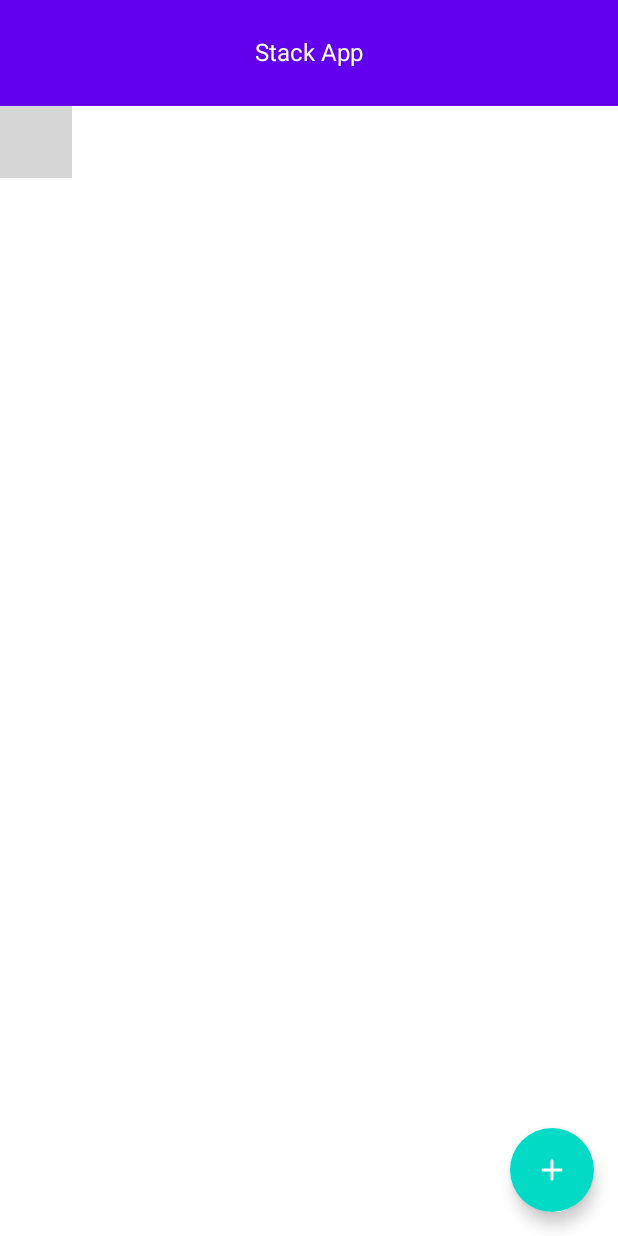
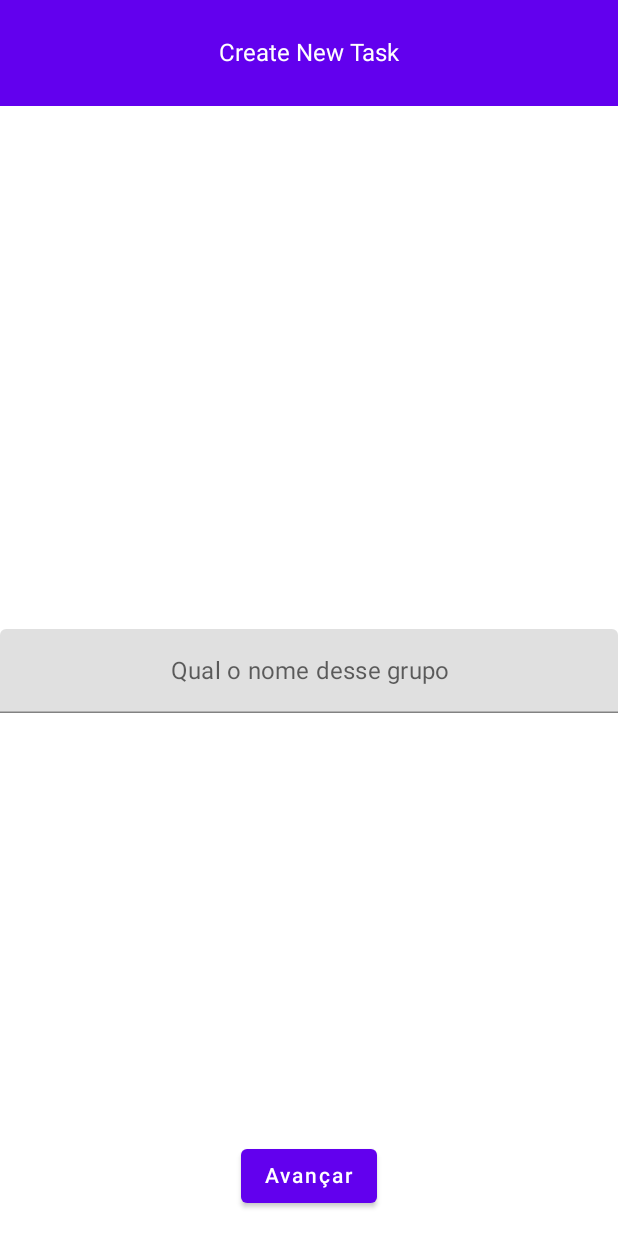
Before and after one commit to IsaqueCoelho/SimpleToDoList, an Android app built with Jetpack Compose: the screen it shows after launch (MainActivity), after a tap on "Add Button", on a phone screen of 412 x 824 dp. Run offline under Robolectric (Android 15) with nearby library versions, the phone set to English and light mode, and no system bars; 1 statement that could not run was skipped; grey boxes are pictures that could not be loaded.

Commit message:
task: Implementation Navigation from home scaffold to NewTask Scaffold

```diff
--- a/app/build.gradle
+++ b/app/build.gradle
@@ -58,7 +58,10 @@ dependencies {
     implementation "androidx.compose.ui:ui-tooling-preview:$compose_version"
     implementation 'androidx.lifecycle:lifecycle-runtime-ktx:2.3.1'
     implementation 'androidx.activity:activity-compose:1.3.1'
-    implementation 'com.google.firebase:firebase-firestore:21.4.0'
+    implementation 'com.google.firebase:firebase-firestore:23.0.4'
+
+    implementation "androidx.navigation:navigation-compose:2.4.0-alpha10"
+
     testImplementation 'junit:junit:4.+'
     androidTestImplementation 'androidx.test.ext:junit:1.1.3'
     androidTestImplementation 'androidx.test.espresso:espresso-core:3.4.0'
--- a/app/src/main/java/com/studio/sevenapp/todolist/MainActivity.kt
+++ b/app/src/main/java/com/studio/sevenapp/todolist/MainActivity.kt
@@ -1,7 +1,6 @@
 package com.studio.sevenapp.todolist
 
 import android.os.Bundle
-import android.util.Log
 import androidx.activity.ComponentActivity
 import androidx.activity.compose.setContent
 import androidx.compose.foundation.ExperimentalFoundationApi
@@ -18,7 +17,12 @@ import androidx.compose.ui.graphics.Color
 import androidx.compose.ui.text.style.TextAlign
 import androidx.compose.ui.tooling.preview.Preview
 import androidx.compose.ui.unit.dp
+import androidx.navigation.NavHostController
+import androidx.navigation.compose.NavHost
+import androidx.navigation.compose.composable
+import androidx.navigation.compose.rememberNavController
 import com.studio.sevenapp.todolist.components.GridViewComponent
+import com.studio.sevenapp.todolist.components.NewTaskForm
 import com.studio.sevenapp.todolist.ui.theme.TODoListTheme
 
 class MainActivity : ComponentActivity() {
@@ -27,8 +31,15 @@ class MainActivity : ComponentActivity() {
         super.onCreate(savedInstanceState)
         setContent {
             TODoListTheme {
-                // A surface container using the 'background' color from the theme
-                ScaffoldContent()
+                val navController = rememberNavController()
+                NavHost(navController = navController, startDestination = "home" ){
+                    composable(route = "home"){
+                        ScaffoldContent(navController)
+                    }
+                    composable(route = "new_task"){
+                        NewTaskForm()
+                    }
+                }
             }
         }
     }
@@ -36,7 +47,7 @@ class MainActivity : ComponentActivity() {
 
 @ExperimentalFoundationApi
 @Composable
-fun ScaffoldContent() {
+fun ScaffoldContent(navController: NavHostController) {
     Scaffold(
         topBar = {
             Text(
@@ -53,7 +64,7 @@ fun ScaffoldContent() {
         floatingActionButton = {
             FloatingActionButton(
                 onClick = {
-                    Log.e("LOG FAB", "LOG FAB CLICK")
+                    navController.navigate("new_task")
                 },
                 content = {
                     Icon(
@@ -75,18 +86,8 @@ fun ScaffoldContent() {
 @Preview(showBackground = true)
 @Composable
 fun PreviewScaffoldContent() {
-    ScaffoldContent()
-}
-
-@Composable
-fun Greeting(name: String) {
-    Text(text = "Hello $name!")
-}
-
-@Preview(showBackground = true)
-@Composable
-fun DefaultPreview() {
     TODoListTheme {
-        Greeting("Android")
+        val navController = rememberNavController()
+        ScaffoldContent(navController)
     }
 }
--- /dev/null
+++ b/app/src/main/java/com/studio/sevenapp/todolist/components/NewTaskForm.kt
@@ -0,0 +1,73 @@
+package com.studio.sevenapp.todolist.components
+
+import androidx.compose.foundation.background
+import androidx.compose.foundation.layout.*
+import androidx.compose.material.*
+import androidx.compose.runtime.*
+import androidx.compose.ui.Modifier
+import androidx.compose.ui.graphics.Color
+import androidx.compose.ui.text.style.TextAlign
+import androidx.compose.ui.tooling.preview.Preview
+import androidx.compose.ui.unit.dp
+import com.studio.sevenapp.todolist.ui.theme.TODoListTheme
+
+@Composable
+fun NewTaskForm() {
+    Scaffold(
+        topBar = {
+            Text(
+                modifier = Modifier
+                    .fillMaxWidth()
+                    .wrapContentHeight()
+                    .background(MaterialTheme.colors.primary)
+                    .padding(26.dp),
+                textAlign = TextAlign.Center,
+                text = "Create New Task",
+                color = Color.White
+            )
+        },
+        content = {
+            Column(
+                modifier = Modifier.fillMaxSize(),
+                verticalArrangement = Arrangement.Center
+            ) {
+                var text by remember { mutableStateOf("") }
+
+                TextField(
+                    value = text,
+                    onValueChange = { text = it },
+                    label = {
+                        Text(
+                            text = "Qual o nome desse grupo",
+                            modifier = Modifier.fillMaxWidth(),
+                            textAlign = TextAlign.Center
+                        ) },
+                    modifier = Modifier.fillMaxWidth()
+                )
+            }
+        },
+        bottomBar = {
+            Row(
+                modifier = Modifier.fillMaxWidth(),
+                horizontalArrangement = Arrangement.Center
+            ) {
+                Button(
+                    modifier = Modifier.padding(16.dp),
+                    onClick = { /*TODO*/ }
+                ) {
+                    Text(text = "Avançar")
+                }
+            }
+        }
+    )
+}
+
+@Preview(
+    showBackground = true
+)
+@Composable
+fun PreviewNewTaskForm() {
+    TODoListTheme {
+        NewTaskForm()
+    }
+}
--- a/build.gradle
+++ b/build.gradle
@@ -1,7 +1,7 @@
 // Top-level build file where you can add configuration options common to all sub-projects/modules.
 buildscript {
     ext {
-        compose_version = '1.0.1'
+        compose_version = '1.0.3'
     }
     repositories {
         google()
@@ -9,8 +9,8 @@ buildscript {
     }
     dependencies {
         classpath "com.android.tools.build:gradle:7.0.2"
-        classpath "org.jetbrains.kotlin:kotlin-gradle-plugin:1.5.21"
-        classpath 'com.google.gms:google-services:4.3.3'
+        classpath "org.jetbrains.kotlin:kotlin-gradle-plugin:1.5.30"
+        classpath 'com.google.gms:google-services:4.3.10'
 
         // NOTE: Do not place your application dependencies here; they belong
         // in the individual module build.gradle files
```
